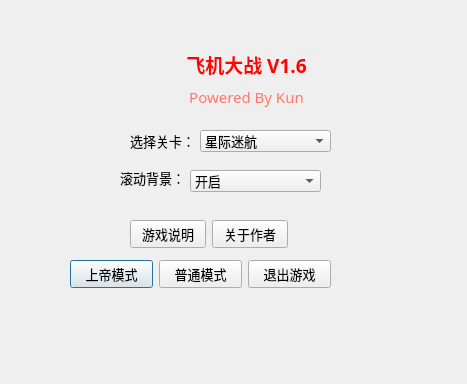
The window that logindlg.ui (kun368/PlaneWar) describes before a commit, drawn with Qt 5.
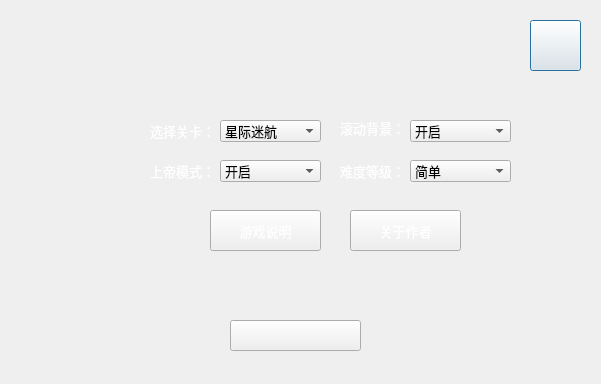
The same window after the commit.

What changed in the file:
```diff
--- a/logindlg.ui
+++ b/logindlg.ui
@@ -6,7 +6,7 @@
    <rect>
     <x>0</x>
     <y>0</y>
-    <width>467</width>
+    <width>601</width>
     <height>384</height>
    </rect>
   </property>
@@ -19,95 +19,12 @@
   <property name="windowTitle">
    <string>飞机大战登陆</string>
   </property>
-  <widget class="QWidget" name="layoutWidget">
-   <property name="geometry">
-    <rect>
-     <x>160</x>
-     <y>50</y>
-     <width>173</width>
-     <height>59</height>
-    </rect>
-   </property>
-   <layout class="QVBoxLayout" name="verticalLayout">
-    <item>
-     <widget class="QLabel" name="label">
-      <property name="font">
-       <font>
-        <pointsize>14</pointsize>
-        <weight>75</weight>
-        <bold>true</bold>
-       </font>
-      </property>
-      <property name="styleSheet">
-       <string notr="true">color: rgb(255, 2, 2);</string>
-      </property>
-      <property name="text">
-       <string>飞机大战 V1.6</string>
-      </property>
-      <property name="alignment">
-       <set>Qt::AlignCenter</set>
-      </property>
-     </widget>
-    </item>
-    <item>
-     <widget class="QLabel" name="label_2">
-      <property name="font">
-       <font>
-        <pointsize>11</pointsize>
-       </font>
-      </property>
-      <property name="styleSheet">
-       <string notr="true">color: rgb(255, 119, 107);</string>
-      </property>
-      <property name="text">
-       <string>Powered By Kun</string>
-      </property>
-      <property name="alignment">
-       <set>Qt::AlignCenter</set>
-      </property>
-     </widget>
-    </item>
-   </layout>
-  </widget>
-  <widget class="QWidget" name="layoutWidget">
-   <property name="geometry">
-    <rect>
-     <x>70</x>
-     <y>260</y>
-     <width>261</width>
-     <height>29</height>
-    </rect>
-   </property>
-   <layout class="QHBoxLayout" name="horizontalLayout">
-    <item>
-     <widget class="QPushButton" name="pushButton_loadStart">
-      <property name="text">
-       <string>上帝模式</string>
-      </property>
-     </widget>
-    </item>
-    <item>
-     <widget class="QPushButton" name="pushButton_start">
-      <property name="text">
-       <string>普通模式</string>
-      </property>
-     </widget>
-    </item>
-    <item>
-     <widget class="QPushButton" name="pushButton_exit">
-      <property name="text">
-       <string>退出游戏</string>
-      </property>
-     </widget>
-    </item>
-   </layout>
-  </widget>
   <widget class="QComboBox" name="comboBox">
    <property name="geometry">
     <rect>
-     <x>200</x>
-     <y>130</y>
-     <width>131</width>
+     <x>220</x>
+     <y>120</y>
+     <width>101</width>
      <height>22</height>
     </rect>
    </property>
@@ -135,12 +52,15 @@
   <widget class="QLabel" name="label_3">
    <property name="geometry">
     <rect>
-     <x>130</x>
-     <y>130</y>
+     <x>150</x>
+     <y>120</y>
      <width>71</width>
      <height>21</height>
     </rect>
    </property>
+   <property name="styleSheet">
+    <string notr="true">color: rgb(255, 255, 255);</string>
+   </property>
    <property name="text">
     <string>选择关卡：</string>
    </property>
@@ -148,8 +68,8 @@
   <widget class="QLabel" name="label_4">
    <property name="geometry">
     <rect>
-     <x>120</x>
-     <y>170</y>
+     <x>340</x>
+     <y>120</y>
      <width>54</width>
      <height>16</height>
     </rect>
@@ -161,12 +81,15 @@
   <widget class="QLabel" name="label_5">
    <property name="geometry">
     <rect>
-     <x>120</x>
-     <y>170</y>
+     <x>340</x>
+     <y>120</y>
      <width>71</width>
      <height>16</height>
     </rect>
    </property>
+   <property name="styleSheet">
+    <string notr="true">color: rgb(255, 255, 255);</string>
+   </property>
    <property name="text">
     <string>滚动背景：</string>
    </property>
@@ -174,48 +97,162 @@
   <widget class="QComboBox" name="comboBox_2">
    <property name="geometry">
     <rect>
-     <x>190</x>
-     <y>170</y>
+     <x>410</x>
+     <y>120</y>
+     <width>101</width>
+     <height>22</height>
+    </rect>
+   </property>
+   <item>
+    <property name="text">
+     <string>开启</string>
+    </property>
+   </item>
+   <item>
+    <property name="text">
+     <string>关闭</string>
+    </property>
+   </item>
+  </widget>
+  <widget class="QPushButton" name="pushButton_exit">
+   <property name="geometry">
+    <rect>
+     <x>530</x>
+     <y>20</y>
+     <width>51</width>
+     <height>51</height>
+    </rect>
+   </property>
+   <property name="styleSheet">
+    <string notr="true">color: rgb(255, 255, 255);</string>
+   </property>
+   <property name="text">
+    <string/>
+   </property>
+  </widget>
+  <widget class="QPushButton" name="pushButton_help">
+   <property name="geometry">
+    <rect>
+     <x>210</x>
+     <y>210</y>
+     <width>111</width>
+     <height>41</height>
+    </rect>
+   </property>
+   <property name="styleSheet">
+    <string notr="true">color: rgb(255, 255, 255);
+font: 14pt &quot;微软雅黑&quot;;</string>
+   </property>
+   <property name="text">
+    <string>游戏说明</string>
+   </property>
+  </widget>
+  <widget class="QPushButton" name="pushButton_About">
+   <property name="geometry">
+    <rect>
+     <x>350</x>
+     <y>210</y>
+     <width>111</width>
+     <height>41</height>
+    </rect>
+   </property>
+   <property name="styleSheet">
+    <string notr="true">color: rgb(255, 255, 255);
+font: 14pt &quot;微软雅黑&quot;;</string>
+   </property>
+   <property name="text">
+    <string>关于作者</string>
+   </property>
+  </widget>
+  <widget class="QLabel" name="label_6">
+   <property name="geometry">
+    <rect>
+     <x>150</x>
+     <y>160</y>
+     <width>71</width>
+     <height>21</height>
+    </rect>
+   </property>
+   <property name="styleSheet">
+    <string notr="true">color: rgb(255, 255, 255);</string>
+   </property>
+   <property name="text">
+    <string>上帝模式：</string>
+   </property>
+  </widget>
+  <widget class="QLabel" name="label_7">
+   <property name="geometry">
+    <rect>
+     <x>340</x>
+     <y>160</y>
+     <width>71</width>
+     <height>21</height>
+    </rect>
+   </property>
+   <property name="styleSheet">
+    <string notr="true">color: rgb(255, 255, 255);</string>
+   </property>
+   <property name="text">
+    <string>难度等级：</string>
+   </property>
+  </widget>
+  <widget class="QComboBox" name="comboBox_3">
+   <property name="geometry">
+    <rect>
+     <x>220</x>
+     <y>160</y>
+     <width>101</width>
+     <height>22</height>
+    </rect>
+   </property>
+   <item>
+    <property name="text">
+     <string>开启</string>
+    </property>
+   </item>
+   <item>
+    <property name="text">
+     <string>关闭</string>
+    </property>
+   </item>
+  </widget>
+  <widget class="QComboBox" name="comboBox_4">
+   <property name="geometry">
+    <rect>
+     <x>410</x>
+     <y>160</y>
+     <width>101</width>
+     <height>22</height>
+    </rect>
+   </property>
+   <item>
+    <property name="text">
+     <string>简单</string>
+    </property>
+   </item>
+   <item>
+    <property name="text">
+     <string>中等</string>
+    </property>
+   </item>
+   <item>
+    <property name="text">
+     <string>困难</string>
+    </property>
+   </item>
+  </widget>
+  <widget class="QPushButton" name="pushButton_start">
+   <property name="geometry">
+    <rect>
+     <x>230</x>
+     <y>320</y>
      <width>131</width>
-     <height>22</height>
+     <height>31</height>
     </rect>
    </property>
-   <item>
-    <property name="text">
-     <string>开启</string>
-    </property>
-   </item>
-   <item>
-    <property name="text">
-     <string>关闭</string>
-    </property>
-   </item>
-  </widget>
-  <widget class="QWidget" name="layoutWidget">
-   <property name="geometry">
-    <rect>
-     <x>130</x>
-     <y>220</y>
-     <width>158</width>
-     <height>29</height>
-    </rect>
+   <property name="text">
+    <string/>
    </property>
-   <layout class="QHBoxLayout" name="horizontalLayout_2">
-    <item>
-     <widget class="QPushButton" name="pushButton_help">
-      <property name="text">
-       <string>游戏说明</string>
-      </property>
-     </widget>
-    </item>
-    <item>
-     <widget class="QPushButton" name="pushButton_About">
-      <property name="text">
-       <string>关于作者</string>
-      </property>
-     </widget>
-    </item>
-   </layout>
   </widget>
  </widget>
  <resources/>
```
